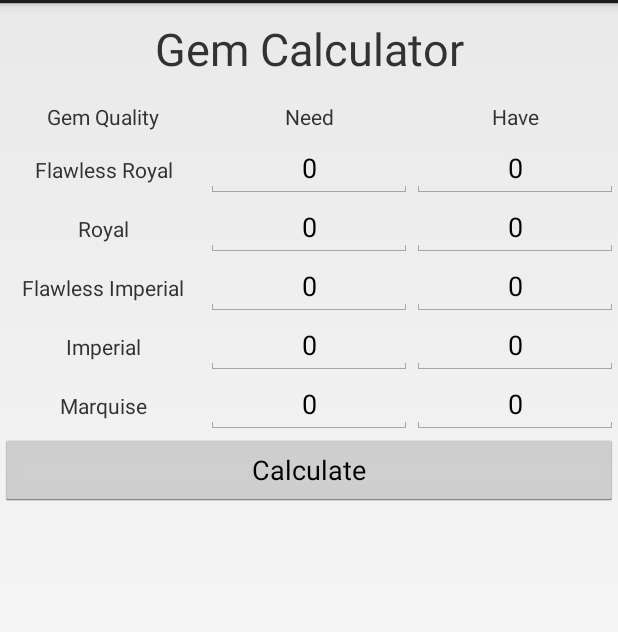
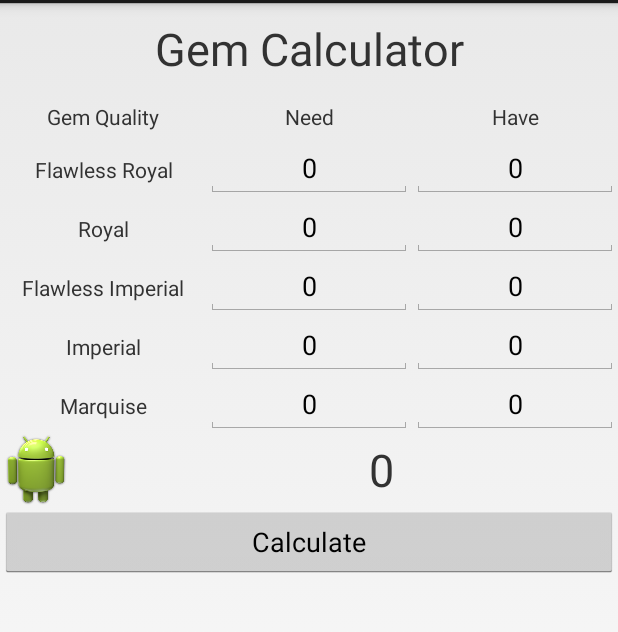
Before and after one commit to smusings/GemCrafter, an Android app: the screen it shows after launch (MainActivity), after a tap on "Calculate", on a phone screen of 412 x 824 dp, the part 69-701 px from its top. Run offline under Robolectric (Android 15) with nearby library versions, the phone set to English and light mode, and no system bars.

Commit message:
added gold count

```diff
--- a/src/main/java/smusings/gemcrafter/SetUpActivity.java
+++ b/src/main/java/smusings/gemcrafter/SetUpActivity.java
@@ -3,10 +3,12 @@ package smusings.gemcrafter;
 import android.app.Activity;
 import android.widget.Button;
 import android.widget.EditText;
+import android.widget.TextView;
 
 public class SetUpActivity extends Activity{
 
     public Button calculateButton;
+    public TextView gold_amount;
     // the edit text for need
     public EditText need_flawless_royal;
     public EditText need_royal;
@@ -21,12 +23,12 @@ public class SetUpActivity extends Activity{
     public EditText have_marquise;
 
     /*
-        each method will get the need-have count and do one of 3 results from the number gotten
+        First it checks to see if the edittext is blank, if so it sets it to 0
 
-        if the number is not negative it goes to the next method inline
-        there it sees if it needs to start the calculation or continue it
-
-        this goes on until we reach the end
+        then we get the int value of edittext, and do some maths and decesions
+        if less than 0 we stop and set it to 0
+        if greater than 0 we go forward
+        if 0 we go forward to see if we need to do more maths
      */
 
     public void flawlessRoyal(){
@@ -40,17 +42,18 @@ public class SetUpActivity extends Activity{
         int flawless_Royal_Count = Integer.parseInt(need_flawless_royal.getText().toString())
                 - Integer.parseInt(have_flawless_royal.getText().toString());
 
+
         if (flawless_Royal_Count > 0){
-            need_flawless_imperial.setText(Integer.toString(flawless_Royal_Count));
-            royalGem();
+            need_flawless_royal.setText(Integer.toString(flawless_Royal_Count));
         }
         else if (flawless_Royal_Count < 0){
-            need_flawless_imperial.setText("0");
+            need_flawless_royal.setText("0");
         }
         else if (flawless_Royal_Count == 0){
-            need_flawless_imperial.setText(Integer.toString(flawless_Royal_Count));
-            royalGem();
+            need_flawless_royal.setText(Integer.toString(flawless_Royal_Count));
         }
+
+        royalGem();
     }
 
     public void royalGem(){
@@ -62,7 +65,7 @@ public class SetUpActivity extends Activity{
         }
 
         int royal_Count;
-        if (Integer.parseInt(need_flawless_imperial.getText().toString()) == 0){
+        if (Integer.parseInt(need_flawless_royal.getText().toString()) == 0){
             royal_Count = (Integer.parseInt(need_royal.getText().toString()))
                     - Integer.parseInt(have_royal.getText().toString());
         } else {
@@ -72,15 +75,14 @@ public class SetUpActivity extends Activity{
 
             if (royal_Count > 0){
                 need_royal.setText(Integer.toString(royal_Count));
-                flawlessImperial();
             }
             else if (royal_Count < 0){
                 need_royal.setText("0");
             }
             else if (royal_Count == 0){
                 need_royal.setText(Integer.toString(royal_Count));
-                flawlessImperial();
             }
+        flawlessImperial();
 
     }
 
@@ -97,21 +99,20 @@ public class SetUpActivity extends Activity{
             flawless_imperial_Count = (Integer.parseInt(need_flawless_imperial.getText().toString()))
                     - Integer.parseInt(have_flawless_imperial.getText().toString());
         } else {
-            flawless_imperial_Count = (Integer.parseInt(need_royal.getText().toString()))
+            flawless_imperial_Count = (Integer.parseInt(need_royal.getText().toString())*3)
                     - Integer.parseInt(have_flawless_imperial.getText().toString());
         }
 
         if (flawless_imperial_Count > 0){
             need_flawless_imperial.setText(Integer.toString(flawless_imperial_Count));
-            imperialGem();
         }
         else if (flawless_imperial_Count < 0){
             need_flawless_imperial.setText("0");
         }
         else if (flawless_imperial_Count == 0){
             need_flawless_imperial.setText(Integer.toString(flawless_imperial_Count));
-            imperialGem();
         }
+        imperialGem();
     }
 
     public void imperialGem(){
@@ -134,15 +135,15 @@ public class SetUpActivity extends Activity{
 
         if (imperial_Count > 0){
             need_imperial.setText(Integer.toString(imperial_Count));
-            marquiseCount();
         }
         else if (imperial_Count < 0){
             need_imperial.setText("0");
         }
         else if (imperial_Count == 0){
             need_imperial.setText(Integer.toString(imperial_Count));
-            marquiseCount();
         }
+
+        marquiseCount();
     }
 
     public void marquiseCount(){
@@ -172,6 +173,33 @@ public class SetUpActivity extends Activity{
         else if (marquise_Count == 0){
             need_marquise.setText(Integer.toString(marquise_Count));
         }
+        totalGold();
     }
 
+    public void totalGold(){
+        int flawlessRoyalSum = Integer.parseInt(need_flawless_royal.getText().toString()) * 500000;
+        int RoyalSum = Integer.parseInt(need_royal.getText().toString()) * 400000;
+        int flawlessImperialSum = Integer.parseInt(need_flawless_imperial.getText().toString()) * 300000;
+        int ImperialSum = Integer.parseInt(need_imperial.getText().toString()) * 200000;
+
+        int totalSum = flawlessRoyalSum + RoyalSum + flawlessImperialSum + ImperialSum;
+
+        gold_amount.setText(Integer.toString(totalSum));
+
+
+    }
+
+    public void zeroAll(){
+        need_flawless_royal.setText("0");
+        need_royal.setText("0");
+        need_flawless_imperial.setText("0");
+        need_imperial.setText("0");
+        need_marquise.setText("0");
+
+        have_flawless_royal.setText("0");
+        have_royal.setText("0");
+        have_flawless_imperial.setText("0");
+        have_imperial.setText("0");
+        have_marquise.setText("0");
+    }
 }
--- a/src/main/res/layout/activity_main.xml
+++ b/src/main/res/layout/activity_main.xml
@@ -183,6 +183,23 @@
                 android:cursorVisible="false" />
         </LinearLayout>
     </LinearLayout>
+    <LinearLayout
+        android:layout_width="match_parent"
+        android:layout_height="wrap_content">
+        <ImageView
+            android:background="@drawable/ic_launcher"
+            android:layout_width="0dp"
+            android:layout_weight="1"
+            android:layout_height="wrap_content" />
+        <TextView
+            android:text="0"
+            android:textSize="30dp"
+            android:gravity="center"
+            android:id="@+id/gold_display"
+            android:layout_width="fill_parent"
+            android:layout_height="match_parent" />
+        </LinearLayout>
+
     <Button
         android:id="@+id/calculate_button"
         android:layout_width="match_parent"
--- a/src/main/res/menu/main.xml
+++ b/src/main/res/menu/main.xml
@@ -1,8 +1,8 @@
 <menu xmlns:android="http://schemas.android.com/apk/res/android"
     xmlns:tools="http://schemas.android.com/tools"
     tools:context=".MainActivity" >
-    <item android:id="@+id/action_settings"
-        android:title="@string/action_settings"
+    <item android:id="@+id/action_reset"
+        android:title="@string/action_reset"
         android:orderInCategory="100"
         android:showAsAction="never" />
 </menu>
--- a/src/main/res/values/strings.xml
+++ b/src/main/res/values/strings.xml
@@ -3,6 +3,6 @@
 
     <string name="app_name">GemCrafter</string>
     <string name="hello_world">Hello world!</string>
-    <string name="action_settings">Settings</string>
+    <string name="action_reset">Reset</string>
 
 </resources>
```
Also changed, not shown: src/main/java/smusings/gemcrafter/MainActivity.java (+25 -12 lines).
